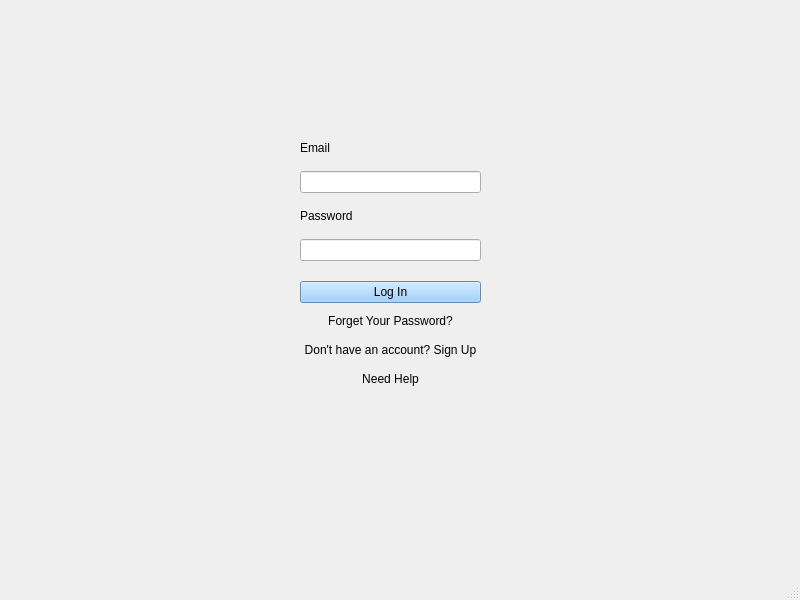
This is EmploymentAgency/login.ui in hoanglam3232/SE-Employment-Agency as Qt 5 draws it before an edit. The edited form follows.
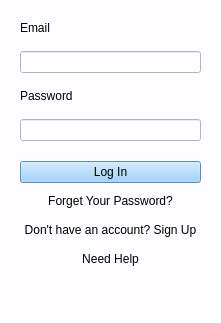
This is the edited form.

Commit message: Better UI for Login Screen

```diff
--- a/EmploymentAgency/login.ui
+++ b/EmploymentAgency/login.ui
@@ -6,19 +6,22 @@
    <rect>
     <x>0</x>
     <y>0</y>
-    <width>800</width>
-    <height>600</height>
+    <width>221</width>
+    <height>323</height>
    </rect>
   </property>
   <property name="windowTitle">
    <string>Login</string>
   </property>
+  <property name="styleSheet">
+   <string notr="true">background-color: rgb(254, 253, 255);</string>
+  </property>
   <widget class="QWidget" name="centralwidget">
    <widget class="QWidget" name="login_form" native="true">
     <property name="geometry">
      <rect>
-      <x>300</x>
-      <y>130</y>
+      <x>20</x>
+      <y>10</y>
       <width>181</width>
       <height>131</height>
      </rect>
@@ -49,8 +52,8 @@
    <widget class="QWidget" name="buttons" native="true">
     <property name="geometry">
      <rect>
-      <x>300</x>
-      <y>280</y>
+      <x>20</x>
+      <y>160</y>
       <width>181</width>
       <height>112</height>
      </rect>
```
Left out of the diff: 2 changed lines with no effect on the pictures. The commit also changes 2 other files.
